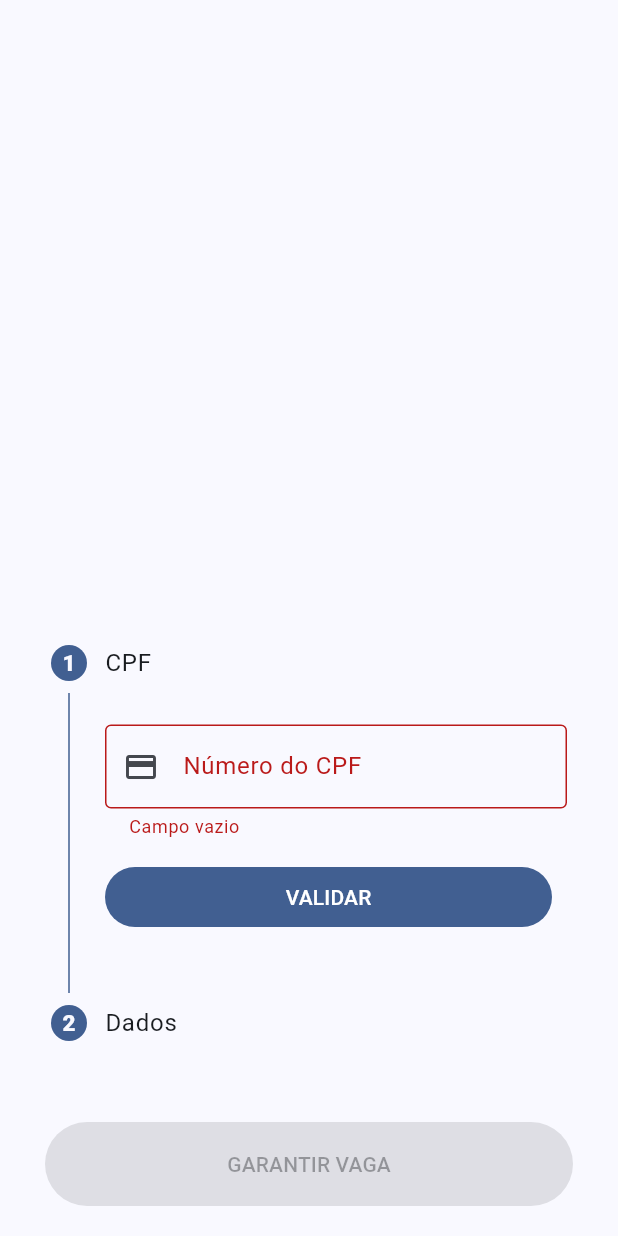
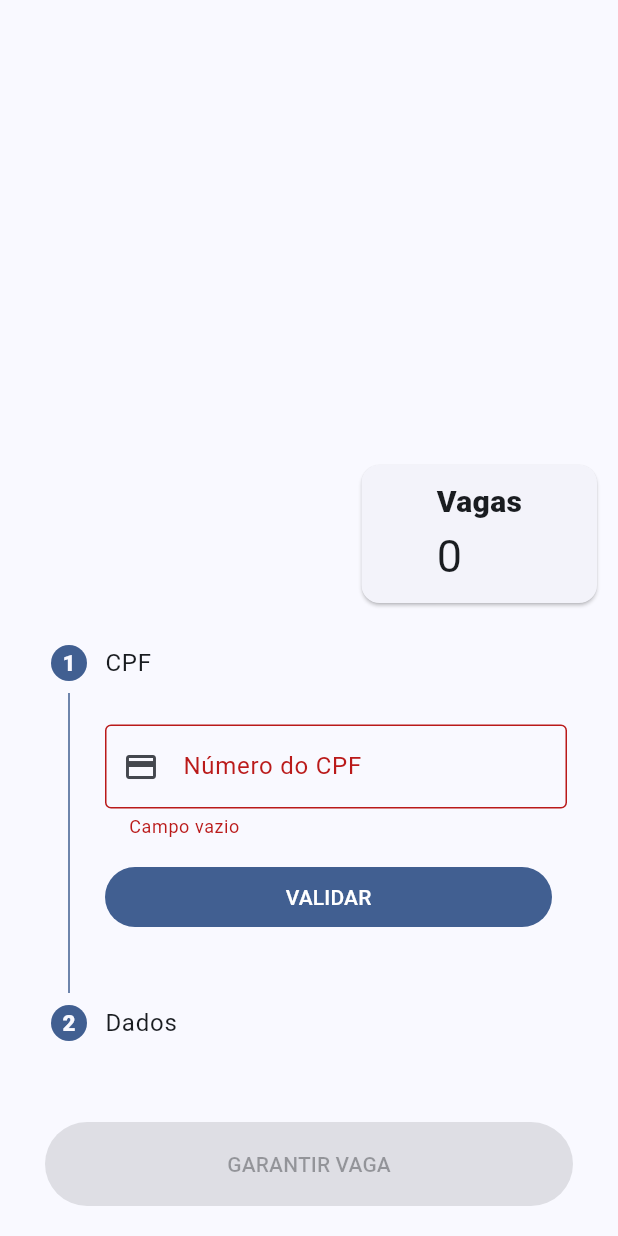
Before and after one commit to casertaPaulo/form-event-app, a Flutter app: the screen it shows after launch, after a tap on "VALIDAR", on a phone screen of 412 x 824 dp. Run offline on Flutter 3.47's test engine with Material 3 defaults, Android fonts, the light colour scheme and no system bars; our stand-ins replace firebase_core, firebase_database, flutter_masked_text2, get, google_fonts; accounts and stored records are empty.

Commit message:
implemented feature: realtime database

```diff
--- /dev/null
+++ b/lib/controller/database_controller.dart
@@ -0,0 +1,39 @@
+import 'dart:async';
+
+import 'package:firebase_database/firebase_database.dart';
+import 'package:flutter/material.dart';
+import 'package:get/get.dart';
+
+class DatabaseController extends GetxController {
+  late StreamSubscription<DatabaseEvent> remainSubscription;
+
+  var remain = 0.obs;
+
+  @override
+  void onInit() {
+    super.onInit();
+
+    initializeData();
+  }
+
+  inscription() async {
+    var ref = FirebaseDatabase.instance.ref('restante');
+    await ref.set(remain.value - 1);
+  }
+
+  initializeData() async {
+    var ref = FirebaseDatabase.instance.ref('restante');
+    try {
+      final snapshot = await ref.get();
+      remain(snapshot.value as int);
+    } catch (e) {
+      debugPrint(e.toString());
+    }
+
+    remainSubscription = ref.onValue.listen(
+      (event) {
+        remain((event.snapshot.value ?? 0) as int);
+      },
+    );
+  }
+}
--- a/lib/controller/form_page_controller.dart
+++ /dev/null
@@ -1,3 +0,0 @@
-import 'package:get/get.dart';
-
-class FormPageController extends GetxController {}
--- a/lib/main.dart
+++ b/lib/main.dart
@@ -1,10 +1,17 @@
+import 'package:firebase_core/firebase_core.dart';
 import 'package:flutter/material.dart';
+import 'package:form_event_app/firebase_options.dart';
 import 'package:form_event_app/ui/form_page.dart';
 import 'package:get/get_navigation/src/root/get_material_app.dart';
 import 'util.dart';
 import 'theme.dart';
 
-void main() {
+Future<void> main() async {
+  WidgetsFlutterBinding.ensureInitialized();
+
+  await Firebase.initializeApp(
+    options: DefaultFirebaseOptions.currentPlatform,
+  );
   runApp(const MyApp());
 }
 
--- a/lib/ui/form_page.dart
+++ b/lib/ui/form_page.dart
@@ -1,5 +1,6 @@
 import 'package:flutter/material.dart';
 import 'package:form_event_app/controller/data_controller.dart';
+import 'package:form_event_app/controller/database_controller.dart';
 import 'package:get/get.dart';
 import 'package:flutter_masked_text2/flutter_masked_text2.dart';
 
@@ -18,6 +19,7 @@ class _FormPageState extends State<FormPage> {
   final documentController = MaskedTextController(mask: '000.000.000-00').obs;
   final _currentStep = 0.obs;
   var controller = Get.put(DataController());
+  var databaseController = Get.put(DatabaseController());
 
   @override
   Widget build(BuildContext context) {
@@ -28,6 +30,41 @@ class _FormPageState extends State<FormPage> {
           child: Column(
             mainAxisAlignment: MainAxisAlignment.end,
             children: [
+              Obx(
+                () {
+                  return Align(
+                    alignment: Alignment.topRight,
+                    child: SizedBox(
+                      height: 100,
+                      child: Card(
+                        child: Padding(
+                          padding: const EdgeInsets.symmetric(horizontal: 50),
+                          child: Column(
+                            mainAxisAlignment: MainAxisAlignment.center,
+                            crossAxisAlignment: CrossAxisAlignment.start,
+                            children: [
+                              const Text(
+                                "Vagas",
+                                style: TextStyle(
+                                  fontSize: 20,
+                                  fontWeight: FontWeight.w900,
+                                ),
+                              ),
+                              Text(
+                                databaseController.remain.toString(),
+                                style: const TextStyle(
+                                  fontSize: 30,
+                                ),
+                              ),
+                            ],
+                          ),
+                        ),
+                      ),
+                    ),
+                  );
+                },
+              ),
+
               Obx(
                 () {
                   return Stepper(
@@ -133,7 +170,7 @@ class _FormPageState extends State<FormPage> {
                                   }
                                   return null;
                                 },
-                                maxLength: 14,
+                                maxLength: 15,
                                 buildCounter: (
                                   context, {
                                   required currentLength,
@@ -177,6 +214,7 @@ class _FormPageState extends State<FormPage> {
                           ? null
                           : () {
                               if (_formDados.currentState!.validate()) {
+                                databaseController.inscription();
                                 Get.snackbar(
                                   "Sucesso!",
                                   phoneController.value.text
--- a/pubspec.yaml
+++ b/pubspec.yaml
@@ -7,6 +7,8 @@ environment:
   sdk: ^3.5.3
 
 dependencies:
+  firebase_core: ^3.7.0
+  firebase_database: ^11.1.5
   flutter:
     sdk: flutter
   flutter_masked_text2: ^0.9.1
```
Also changed, not shown: firebase.json (added), lib/firebase_options.dart (added), pubspec.lock, 3 other files.
